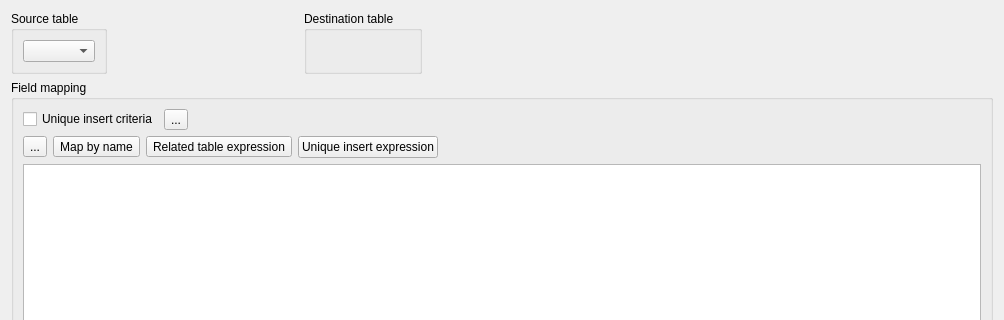
The window that src/mdtdatabase/mdtSqlDatabaseCopierTableMappingDialog.ui (scandyna/multidiagtools) describes before a commit, drawn with Qt 5; both pictures show x 0 to 1004 and y 0 to 320 of the 1004 by 519 pixel window.
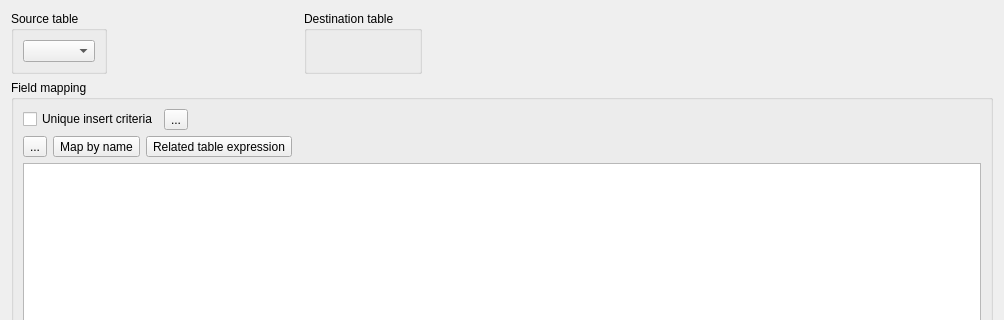
The same window after the commit. Icons and pictures are not drawn.

Diff of the .ui file:
```diff
--- a/src/mdtdatabase/mdtSqlDatabaseCopierTableMappingDialog.ui
+++ b/src/mdtdatabase/mdtSqlDatabaseCopierTableMappingDialog.ui
@@ -152,13 +152,6 @@
           </property>
          </widget>
         </item>
-        <item>
-         <widget class="QPushButton" name="pbUniqueInsertExpression">
-          <property name="text">
-           <string>Unique insert expression</string>
-          </property>
-         </widget>
-        </item>
         <item>
          <spacer name="horizontalSpacer">
           <property name="orientation">
```
